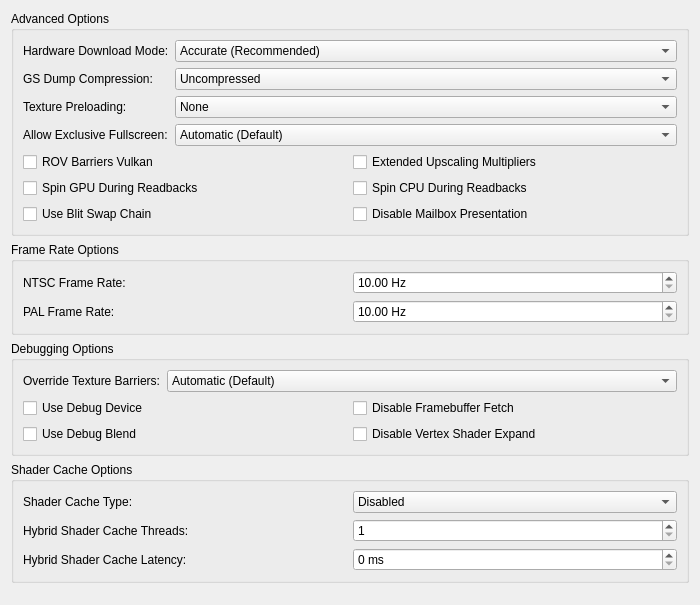
First picture: the form in pcsx2-qt/Settings/GraphicsAdvancedSettingsTab.ui, repository TJnotJT/pcsx2, before the edit.
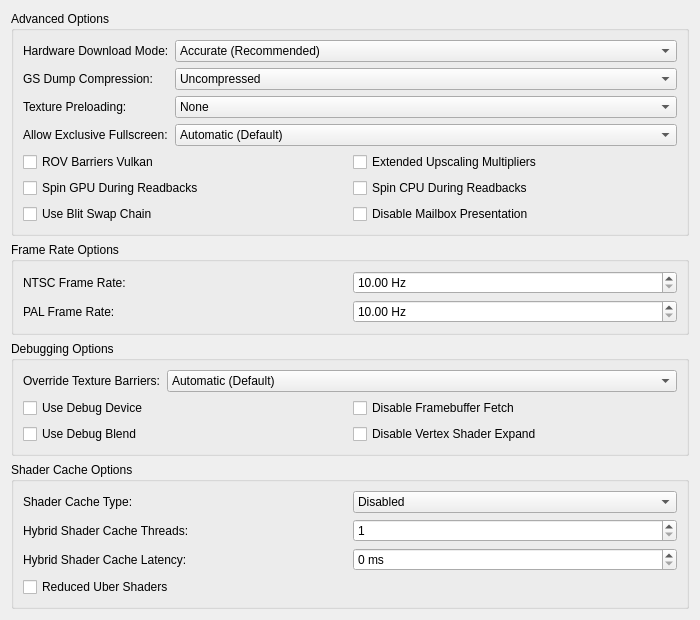
Second picture: the form after the edit.

Commit message: Add reduced uber shaders to GUI.

What changed in the file:
```diff
--- a/pcsx2-qt/Settings/GraphicsAdvancedSettingsTab.ui
+++ b/pcsx2-qt/Settings/GraphicsAdvancedSettingsTab.ui
@@ -429,6 +429,17 @@
             </property>
           </widget>
         </item>
+        <item row="3" column="0" colspan="2">
+        <layout class="QGridLayout" name="shaderCacheCheckBoxesLayout">
+          <item row="0" column="1">
+          <widget class="QCheckBox" name="reducedUberShaders">
+            <property name="text">
+            <string>Reduced Uber Shaders</string>
+            </property>
+          </widget>
+          </item>
+        </layout>
+        </item>
        </layout>
       </item>
      </layout>
```
Lines whose indentation alone changed are shown as unchanged. The commit also changes 1 other file.
